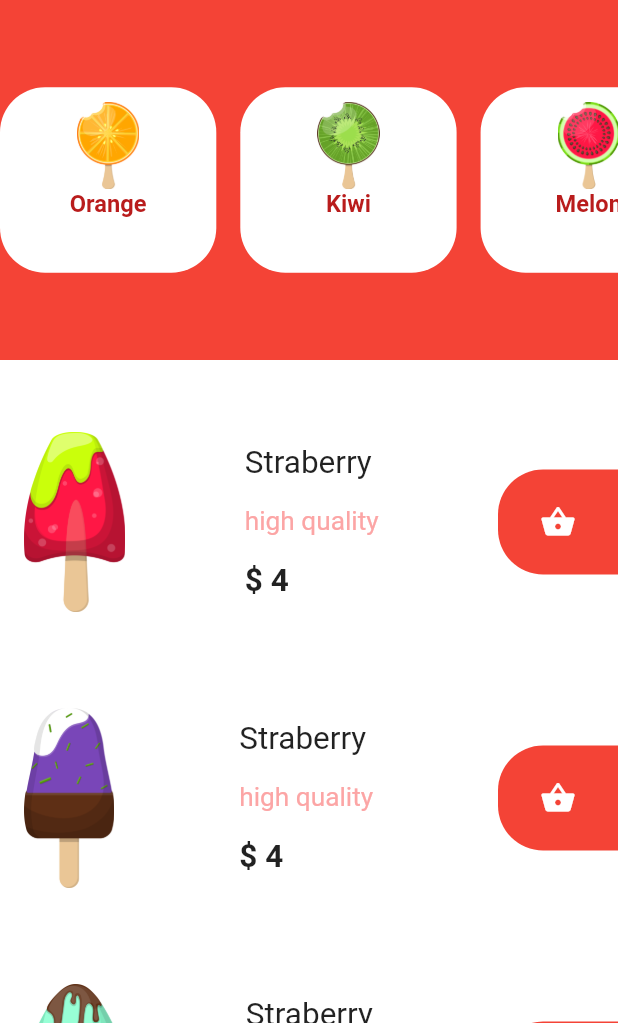
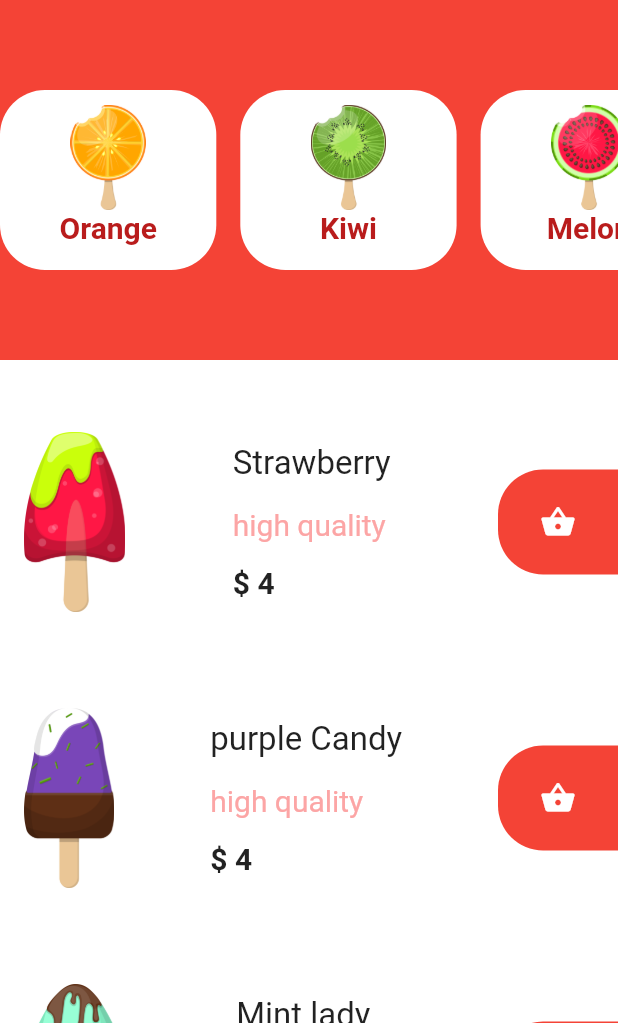
Before and after one commit to renuvkelkar/icecream_app, a Flutter app: the screen it shows after launch, on a phone screen of 412 x 824 dp, the part 213-1236 px from its top. Run offline on Flutter 3.47's test engine with Material 2 defaults, Android fonts, the light colour scheme and no system bars; our stand-ins replace velocity_x.

Commit message:
giving conditional height

```diff
--- a/lib/HomePage.dart
+++ b/lib/HomePage.dart
@@ -6,6 +6,7 @@ class HomePage extends StatelessWidget {
   @override
   Widget build(BuildContext context) {
     return Scaffold(
+
       backgroundColor: Colors.red,
       appBar: AppBar(
         backgroundColor: Colors.white,
@@ -24,6 +25,7 @@ class HomePage extends StatelessWidget {
       ),
       body: Column(
         children: <Widget>[
+
           20.heightBox,
           Heading().px16(),
           20.heightBox,
@@ -68,31 +70,31 @@ class MainCategory extends StatelessWidget {
               children: <Widget>[
                 10.heightBox,
 
-                Image.asset("assets/images/orange.png", scale: 50,),
-                "Orange".text.bold.red700.lg.make().centered()
+                Image.asset("assets/images/orange.png", height: context.isLandscape? 100:70),
+                "Orange".text.bold.red700.size(context.isLandscape ? 25 : 20).make().centered()
               ],
             )
-          ).height(context.screenHeight*0.15).roundedSM.width(context.screenWidth*0.35).roundedLg.white.make().centered(),
+          ).height(context.isLandscape? 150:120).roundedSM.width(context.screenWidth*0.35).roundedLg.white.make().centered(),
           VxBox(
               child: Column(
                 children: <Widget>[
                   10.heightBox,
 
-                  Image.asset("assets/images/kiwi.png", scale: 50,),
-                  "Kiwi".text.bold.red700.lg.make().centered()
+                  Image.asset("assets/images/kiwi.png", height: context.isLandscape? 100:70),
+                  "Kiwi".text.bold.red700.size(context.isLandscape ? 25 : 20).make().centered()
                 ],
               )
-          ).height(context.screenHeight*0.15).roundedSM.width(context.screenWidth*0.35).roundedLg.white.make().centered().px16(),
+          ).height(context.isLandscape? 150:120).roundedSM.width(context.screenWidth*0.35).roundedLg.white.make().centered().px16(),
           VxBox(
               child: Column(
                 children: <Widget>[
                   10.heightBox,
 
-                  Image.asset("assets/images/melon.png", scale: 50,),
-                  "Melon".text.bold.red700.lg.make()
+                  Image.asset("assets/images/melon.png",  height: context.isLandscape? 100:70),
+                  "Melon".text.bold.red700.size(context.isLandscape ? 25 : 20).make()
                 ],
               )
-          ).height(context.screenHeight*0.15).roundedSM.width(context.screenWidth*0.35).roundedLg.white.make().centered(),
+          ).height(context.isLandscape? 150:120).roundedSM.width(context.screenWidth*0.35).roundedLg.white.make().centered(),
 
 
         ],
@@ -120,13 +122,13 @@ class Product extends StatelessWidget {
                 crossAxisAlignment: CrossAxisAlignment.start,
                 mainAxisAlignment: MainAxisAlignment.spaceAround,
                 children: <Widget>[
-                  "Straberry".text.xl2.make(),
-                  "high quality".text.xl.red300.make(),
-                  "\$ ${"4"}".text.xl2.bold.make()
+                  "Strawberry".text.size(context.isLandscape ? 30 : 22).make(),
+                  "high quality".text.size(context.isLandscape ? 25 : 20).red300.make(),
+                  "\$ ${"4"}".text.size(context.isLandscape ? 25 : 20).bold.make()
                 ],
               ),
               Container(
-                height: 70,
+                height: context.isLandscape? 90:70,
                 width: 80,
                 child: Icon(Icons.shopping_basket,color: Colors.white,),
                 decoration: BoxDecoration(
@@ -148,13 +150,13 @@ class Product extends StatelessWidget {
                   crossAxisAlignment: CrossAxisAlignment.start,
                   mainAxisAlignment: MainAxisAlignment.spaceAround,
                   children: <Widget>[
-                    "Straberry".text.xl2.make(),
-                    "high quality".text.xl.red300.make(),
-                    "\$ ${"4"}".text.xl2.bold.make()
+                    "purple Candy".text.size(context.isLandscape ? 30 : 22).make(),
+                    "high quality".text.size(context.isLandscape ? 25 : 20).red300.make(),
+                    "\$ ${"4"}".text.size(context.isLandscape ? 25 : 20).bold.make()
                   ],
                 ),
                 Container(
-                  height: 70,
+                  height: context.isLandscape? 90:70,
                   width: 80,
                   child: Icon(Icons.shopping_basket,color: Colors.white,),
                   decoration: BoxDecoration(
@@ -176,13 +178,13 @@ class Product extends StatelessWidget {
                   crossAxisAlignment: CrossAxisAlignment.start,
                   mainAxisAlignment: MainAxisAlignment.spaceAround,
                   children: <Widget>[
-                    "Straberry".text.xl2.make(),
-                    "high quality".text.xl.red300.make(),
-                    "\$ ${"4"}".text.xl2.bold.make()
+                    "Mint lady".text.size(context.isLandscape ? 30 : 22).make(),
+                    "high quality".text.size(context.isLandscape ? 25 : 20).red300.make(),
+                    "\$ ${"4"}".text.size(context.isLandscape ? 25 : 20).bold.make()
                   ],
                 ),
                 Container(
-                  height: 70,
+                  height: context.isLandscape? 90:70,
                   width: 80,
                   child: Icon(Icons.shopping_basket,color: Colors.white,),
                   decoration: BoxDecoration(
```
